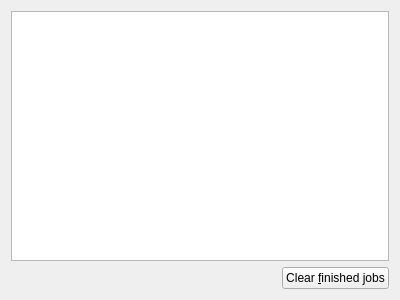
The window that molequeue/ui/jobtablewidget.ui (OpenChemistry/molequeue) describes before a commit, drawn with Qt 5.
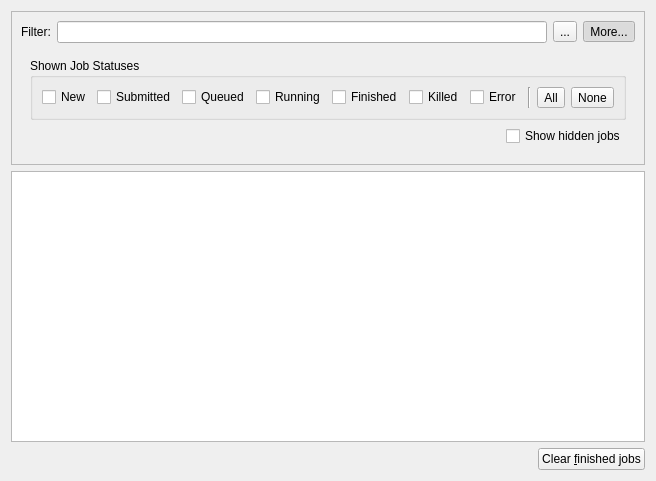
The same window after the commit. Icons and pictures are not drawn. Custom widgets are drawn as their Qt base class.

Commit message:
Add filtering to the job table.
This allows the job-specific hideFromGui flag to be implemented.

```diff
--- a/molequeue/ui/jobtablewidget.ui
+++ b/molequeue/ui/jobtablewidget.ui
@@ -6,46 +6,270 @@
    <rect>
     <x>0</x>
     <y>0</y>
-    <width>400</width>
-    <height>300</height>
+    <width>610</width>
+    <height>481</height>
    </rect>
   </property>
   <property name="windowTitle">
    <string>Form</string>
   </property>
-  <layout class="QGridLayout" name="gridLayout">
-   <item row="1" column="1">
-    <widget class="QPushButton" name="push_clearFinished">
-     <property name="text">
-      <string>Clear &amp;finished jobs</string>
-     </property>
-    </widget>
+  <layout class="QVBoxLayout" name="verticalLayout_3">
+   <item>
+    <layout class="QVBoxLayout" name="verticalLayout_4">
+     <item>
+      <widget class="QFrame" name="frame">
+       <property name="sizePolicy">
+        <sizepolicy hsizetype="Preferred" vsizetype="Minimum">
+         <horstretch>0</horstretch>
+         <verstretch>0</verstretch>
+        </sizepolicy>
+       </property>
+       <property name="frameShape">
+        <enum>QFrame::StyledPanel</enum>
+       </property>
+       <property name="frameShadow">
+        <enum>QFrame::Raised</enum>
+       </property>
+       <layout class="QVBoxLayout" name="verticalLayout_2">
+        <item>
+         <layout class="QHBoxLayout" name="horizontalLayout_6">
+          <item>
+           <widget class="QLabel" name="label">
+            <property name="text">
+             <string>Filter:</string>
+            </property>
+            <property name="buddy">
+             <cstring>filterEdit</cstring>
+            </property>
+           </widget>
+          </item>
+          <item>
+           <widget class="QLineEdit" name="filterEdit">
+            <property name="toolTip">
+             <string>&lt;html&gt;&lt;head/&gt;&lt;body&gt;&lt;p&gt;Filter jobs from the table.&lt;/p&gt;&lt;p&gt;Each whitespace separated term will be used to restrict which jobs are displayed in the job table. Entries in the table that match terms here will be displayed. Terms beginning with '-' will negate the match.&lt;/p&gt;&lt;p&gt;For example, the filter &amp;quot;water -opt&amp;quot; will match a job with the title &amp;quot;Water single point&amp;quot;, but not &amp;quot;Water geometry optimization&amp;quot;. Matches are made against all visible text in the job entry.&lt;/p&gt;&lt;/body&gt;&lt;/html&gt;</string>
+            </property>
+            <property name="frame">
+             <bool>true</bool>
+            </property>
+           </widget>
+          </item>
+          <item>
+           <widget class="QToolButton" name="toolButton_3">
+            <property name="text">
+             <string>...</string>
+            </property>
+            <property name="icon">
+             <iconset theme="edit-delete">
+              <normaloff/>
+             </iconset>
+            </property>
+           </widget>
+          </item>
+          <item>
+           <widget class="QToolButton" name="filterMore">
+            <property name="text">
+             <string>More...</string>
+            </property>
+            <property name="checkable">
+             <bool>true</bool>
+            </property>
+            <property name="checked">
+             <bool>true</bool>
+            </property>
+           </widget>
+          </item>
+         </layout>
+        </item>
+        <item>
+         <widget class="QFrame" name="moreFilteringFrame">
+          <property name="sizePolicy">
+           <sizepolicy hsizetype="Preferred" vsizetype="Maximum">
+            <horstretch>0</horstretch>
+            <verstretch>0</verstretch>
+           </sizepolicy>
+          </property>
+          <layout class="QVBoxLayout" name="verticalLayout">
+           <item>
+            <widget class="QGroupBox" name="groupBox">
+             <property name="title">
+              <string>Shown Job Statuses</string>
+             </property>
+             <layout class="QHBoxLayout" name="horizontalLayout_2">
+              <item>
+               <widget class="QCheckBox" name="filterStatusNew">
+                <property name="text">
+                 <string>New</string>
+                </property>
+               </widget>
+              </item>
+              <item>
+               <widget class="QCheckBox" name="filterStatusSubmitted">
+                <property name="text">
+                 <string>Submitted</string>
+                </property>
+               </widget>
+              </item>
+              <item>
+               <widget class="QCheckBox" name="filterStatusQueued">
+                <property name="text">
+                 <string>Queued</string>
+                </property>
+               </widget>
+              </item>
+              <item>
+               <widget class="QCheckBox" name="filterStatusRunning">
+                <property name="text">
+                 <string>Running</string>
+                </property>
+               </widget>
+              </item>
+              <item>
+               <widget class="QCheckBox" name="filterStatusFinished">
+                <property name="text">
+                 <string>Finished</string>
+                </property>
+               </widget>
+              </item>
+              <item>
+               <widget class="QCheckBox" name="filterStatusKilled">
+                <property name="text">
+                 <string>Killed</string>
+                </property>
+               </widget>
+              </item>
+              <item>
+               <widget class="QCheckBox" name="filterStatusError">
+                <property name="text">
+                 <string>Error</string>
+                </property>
+               </widget>
+              </item>
+              <item>
+               <spacer name="horizontalSpacer_2">
+                <property name="orientation">
+                 <enum>Qt::Horizontal</enum>
+                </property>
+                <property name="sizeHint" stdset="0">
+                 <size>
+                  <width>40</width>
+                  <height>20</height>
+                 </size>
+                </property>
+               </spacer>
+              </item>
+              <item>
+               <widget class="Line" name="line">
+                <property name="orientation">
+                 <enum>Qt::Vertical</enum>
+                </property>
+               </widget>
+              </item>
+              <item>
+               <widget class="QToolButton" name="filterStatusAll">
+                <property name="sizePolicy">
+                 <sizepolicy hsizetype="Minimum" vsizetype="Fixed">
+                  <horstretch>0</horstretch>
+                  <verstretch>0</verstretch>
+                 </sizepolicy>
+                </property>
+                <property name="text">
+                 <string>All</string>
+                </property>
+               </widget>
+              </item>
+              <item>
+               <widget class="QToolButton" name="filterStatusNone">
+                <property name="sizePolicy">
+                 <sizepolicy hsizetype="Minimum" vsizetype="Fixed">
+                  <horstretch>0</horstretch>
+                  <verstretch>0</verstretch>
+                 </sizepolicy>
+                </property>
+                <property name="text">
+                 <string>None</string>
+                </property>
+               </widget>
+              </item>
+             </layout>
+            </widget>
+           </item>
+           <item>
+            <layout class="QHBoxLayout" name="horizontalLayout">
+             <item>
+              <spacer name="horizontalSpacer_3">
+               <property name="orientation">
+                <enum>Qt::Horizontal</enum>
+               </property>
+               <property name="sizeHint" stdset="0">
+                <size>
+                 <width>40</width>
+                 <height>20</height>
+                </size>
+               </property>
+              </spacer>
+             </item>
+             <item>
+              <widget class="QCheckBox" name="filterShowHidden">
+               <property name="toolTip">
+                <string>&lt;html&gt;&lt;head/&gt;&lt;body&gt;&lt;p&gt;Toggle whether hidden jobs are displayed.&lt;/p&gt;&lt;p&gt;Clients that submit large numbers of automated jobs may wish to hide them from the default job view by setting the &amp;quot;hideFromGui&amp;quot; flag. This overrides the client request and includes such jobs in the table. &lt;/p&gt;&lt;/body&gt;&lt;/html&gt;</string>
+               </property>
+               <property name="text">
+                <string>Show hidden jobs</string>
+               </property>
+              </widget>
+             </item>
+            </layout>
+           </item>
+          </layout>
+         </widget>
+        </item>
+       </layout>
+      </widget>
+     </item>
+     <item>
+      <widget class="MoleQueue::JobView" name="table">
+       <property name="sizePolicy">
+        <sizepolicy hsizetype="Expanding" vsizetype="Expanding">
+         <horstretch>0</horstretch>
+         <verstretch>0</verstretch>
+        </sizepolicy>
+       </property>
+       <property name="contextMenuPolicy">
+        <enum>Qt::DefaultContextMenu</enum>
+       </property>
+       <property name="selectionMode">
+        <enum>QAbstractItemView::ExtendedSelection</enum>
+       </property>
+       <property name="selectionBehavior">
+        <enum>QAbstractItemView::SelectRows</enum>
+       </property>
+      </widget>
+     </item>
+    </layout>
    </item>
-   <item row="1" column="0">
-    <spacer name="horizontalSpacer">
-     <property name="orientation">
-      <enum>Qt::Horizontal</enum>
-     </property>
-     <property name="sizeHint" stdset="0">
-      <size>
-       <width>40</width>
-       <height>20</height>
-      </size>
-     </property>
-    </spacer>
-   </item>
-   <item row="0" column="0" colspan="2">
-    <widget class="MoleQueue::JobView" name="table">
-     <property name="contextMenuPolicy">
-      <enum>Qt::DefaultContextMenu</enum>
-     </property>
-     <property name="selectionMode">
-      <enum>QAbstractItemView::ExtendedSelection</enum>
-     </property>
-     <property name="selectionBehavior">
-      <enum>QAbstractItemView::SelectRows</enum>
-     </property>
-    </widget>
+   <item>
+    <layout class="QHBoxLayout" name="horizontalLayout_4">
+     <item>
+      <spacer name="horizontalSpacer">
+       <property name="orientation">
+        <enum>Qt::Horizontal</enum>
+       </property>
+       <property name="sizeHint" stdset="0">
+        <size>
+         <width>40</width>
+         <height>20</height>
+        </size>
+       </property>
+      </spacer>
+     </item>
+     <item>
+      <widget class="QPushButton" name="push_clearFinished">
+       <property name="text">
+        <string>Clear &amp;finished jobs</string>
+       </property>
+      </widget>
+     </item>
+    </layout>
    </item>
   </layout>
  </widget>
```
Left out of the diff: 42 changed lines with no effect on the pictures. The commit also changes 8 other files.
